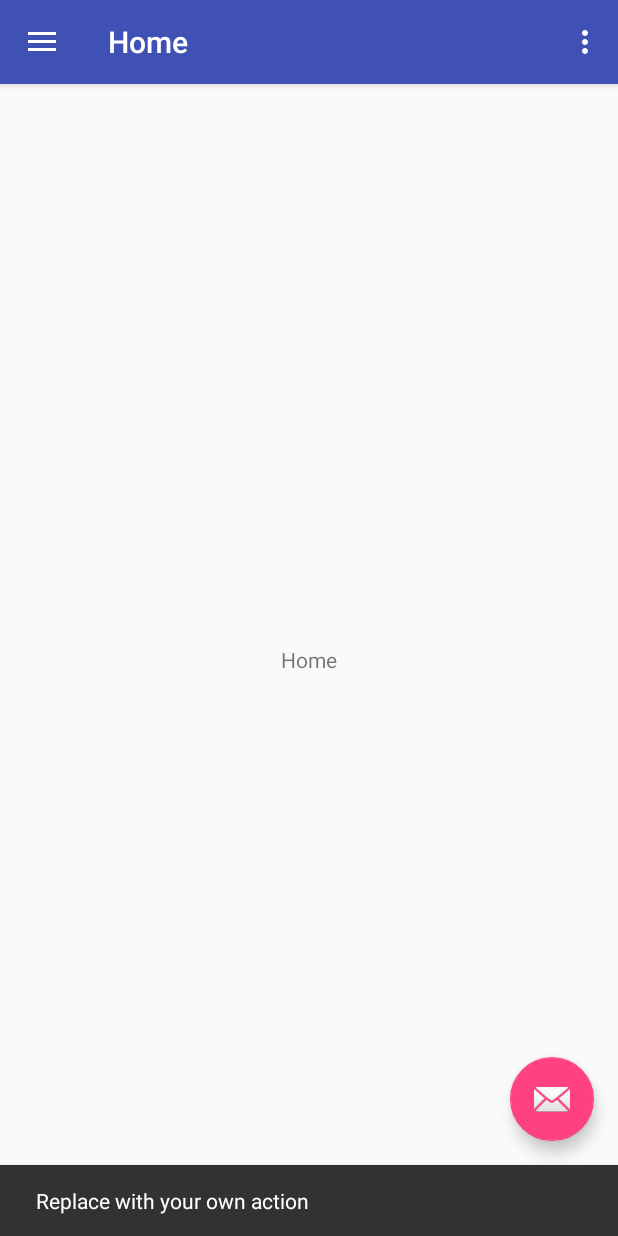
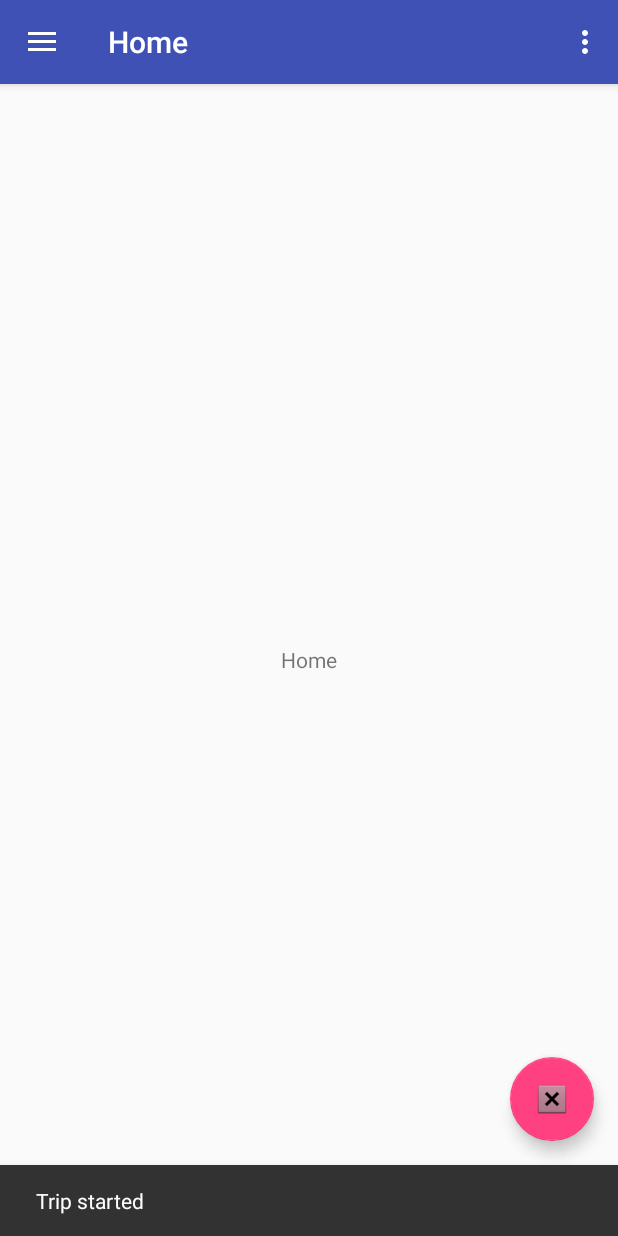
Before and after one commit to Emrehzl94/Gezi-Yorum-1, an Android app: the MainActivity screen opened directly, with no data from a screen before it, after a tap on an icon or button, on a phone screen of 412 x 824 dp. Run offline under Robolectric (Android 15) with nearby library versions, the phone set to English and light mode, and no system bars.

Commit message:
Location database created. Location info saved to database via service. Trip path can usable as PolylineOptions.

```diff
--- a/app/src/main/AndroidManifest.xml
+++ b/app/src/main/AndroidManifest.xml
@@ -24,7 +24,7 @@
             android:name=".MainActivity"
             android:label="@string/title_activity_main"
             android:theme="@style/AppTheme.NoActionBar" />
-        <activity android:name=".TimeLine"/>
+        <service android:name=".LocationSaveService"/>
 
         <meta-data
             android:name="com.google.android.geo.API_KEY"
--- a/app/src/main/java/com/example/murat/gezi_yorum/MainActivity.java
+++ b/app/src/main/java/com/example/murat/gezi_yorum/MainActivity.java
@@ -1,5 +1,8 @@
 package com.example.murat.gezi_yorum;
 
+import android.content.Context;
+import android.content.Intent;
+import android.content.SharedPreferences;
 import android.os.Bundle;
 import android.support.design.widget.FloatingActionButton;
 import android.support.design.widget.Snackbar;
@@ -15,24 +18,56 @@ import android.support.v7.widget.Toolbar;
 import android.view.Menu;
 import android.view.MenuItem;
 
+import com.example.murat.gezi_yorum.fragments.Home;
+import com.example.murat.gezi_yorum.fragments.Search;
+import com.example.murat.gezi_yorum.fragments.TimeLine;
+
 public class MainActivity extends AppCompatActivity implements NavigationView.OnNavigationItemSelectedListener {
-
+    private static final String TRIP_STATE = "tripState";
+    private static final boolean TRIP_STARTED = true;
+    private static final boolean TRIP_NOT_STARTED = false;
+    View.OnClickListener startTrip;
+    View.OnClickListener stopTrip;
     @Override
     protected void onCreate(Bundle savedInstanceState) {
         super.onCreate(savedInstanceState);
         setContentView(R.layout.activity_main);
         Toolbar toolbar = (Toolbar) findViewById(R.id.toolbar);
         setSupportActionBar(toolbar);
-
-        FloatingActionButton fab = (FloatingActionButton) findViewById(R.id.fab);
-        fab.setOnClickListener(new View.OnClickListener() {
+        SharedPreferences sharedPreferences = getPreferences(Context.MODE_PRIVATE);
+        final SharedPreferences.Editor editor = sharedPreferences.edit();
+        final FloatingActionButton fab = (FloatingActionButton) findViewById(R.id.fab);
+        startTrip = new View.OnClickListener() {
             @Override
-            public void onClick(View view) {
-                Snackbar.make(view, "Replace with your own action", Snackbar.LENGTH_LONG)
-                        .setAction("Action", null).show();
+            public void onClick(View v) {
+                Snackbar.make(v, "Trip started", Snackbar.LENGTH_LONG).show();
+                Intent intent = new Intent(MainActivity.this,LocationSaveService.class);
+                startService(intent);
+                editor.putBoolean(TRIP_STATE,TRIP_STARTED);
+                editor.apply();
+                fab.setImageResource(android.R.drawable.btn_dialog);
+                fab.setOnClickListener(stopTrip);
             }
-        });
-
+        };
+        stopTrip = new View.OnClickListener() {
+            @Override
+            public void onClick(View v) {
+                Snackbar.make(v, "Trip stopped", Snackbar.LENGTH_LONG).show();
+                Intent intent = new Intent(MainActivity.this,LocationSaveService.class);
+                stopService(intent);
+                editor.putBoolean(TRIP_STATE,TRIP_NOT_STARTED);
+                editor.apply();
+                fab.setImageResource(android.R.drawable.ic_dialog_map);
+                fab.setOnClickListener(startTrip);
+            }
+        };
+        if(!sharedPreferences.getBoolean(TRIP_STATE,false)){
+            fab.setOnClickListener(startTrip);
+            fab.setImageResource(android.R.drawable.ic_dialog_map);
+        }else {
+            fab.setImageResource(android.R.drawable.btn_dialog);
+            fab.setOnClickListener(stopTrip);
+        }
         DrawerLayout drawer = (DrawerLayout) findViewById(R.id.drawer_layout);
         ActionBarDrawerToggle toggle = new ActionBarDrawerToggle(
                 this, drawer, toolbar, R.string.navigation_drawer_open, R.string.navigation_drawer_close);
@@ -114,4 +149,5 @@ public class MainActivity extends AppCompatActivity implements NavigationView.On
     public void showSnackbarMessage(String message, int lenght){
         Snackbar.make(getCurrentFocus(),message,lenght).show();
     }
+
 }
--- a/app/src/main/java/com/example/murat/gezi_yorum/Element.java
+++ b/app/src/main/java/com/example/murat/gezi_yorum/fragments/Element.java
@@ -1,12 +1,13 @@
-package com.example.murat.gezi_yorum;
+package com.example.murat.gezi_yorum.fragments;
 
 import android.os.Bundle;
 import android.support.v4.app.Fragment;
 import android.view.LayoutInflater;
 import android.view.View;
 import android.view.ViewGroup;
-import android.widget.Button;
 import android.widget.TextView;
+
+import com.example.murat.gezi_yorum.R;
 
 /**
  * Created by murat on 24.10.2017.
--- a/app/src/main/java/com/example/murat/gezi_yorum/Home.java
+++ b/app/src/main/java/com/example/murat/gezi_yorum/fragments/Home.java
@@ -1,4 +1,4 @@
-package com.example.murat.gezi_yorum;
+package com.example.murat.gezi_yorum.fragments;
 
 import android.os.Bundle;
 import android.support.annotation.Nullable;
@@ -6,6 +6,8 @@ import android.support.v4.app.Fragment;
 import android.view.LayoutInflater;
 import android.view.View;
 import android.view.ViewGroup;
+
+import com.example.murat.gezi_yorum.R;
 
 /**
  * Created by murat on 10/22/17.
--- a/app/src/main/java/com/example/murat/gezi_yorum/Search.java
+++ b/app/src/main/java/com/example/murat/gezi_yorum/fragments/Search.java
@@ -1,4 +1,4 @@
-package com.example.murat.gezi_yorum;
+package com.example.murat.gezi_yorum.fragments;
 
 import android.os.Bundle;
 import android.support.annotation.Nullable;
@@ -6,6 +6,8 @@ import android.support.v4.app.Fragment;
 import android.view.LayoutInflater;
 import android.view.View;
 import android.view.ViewGroup;
+
+import com.example.murat.gezi_yorum.R;
 
 /**
  * Created by murat on 10/22/17.
--- a/app/src/main/java/com/example/murat/gezi_yorum/PagerAdapter.java
+++ b/app/src/main/java/com/example/murat/gezi_yorum/helpers/PagerAdapter.java
@@ -1,8 +1,10 @@
-package com.example.murat.gezi_yorum;
+package com.example.murat.gezi_yorum.helpers;
 
 import android.support.v4.app.Fragment;
 import android.support.v4.app.FragmentManager;
 import android.support.v4.app.FragmentPagerAdapter;
+
+import com.example.murat.gezi_yorum.fragments.Element;
 
 /**
  * Created by murat on 24.10.2017.
--- a/app/src/main/java/com/example/murat/gezi_yorum/CustomBottomSheetBehavior.java
+++ b/app/src/main/java/com/example/murat/gezi_yorum/utils/CustomBottomSheetBehavior.java
@@ -1,4 +1,4 @@
-package com.example.murat.gezi_yorum;
+package com.example.murat.gezi_yorum.utils;
 
 import android.animation.ArgbEvaluator;
 import android.animation.ValueAnimator;
@@ -35,6 +35,7 @@ import android.view.ViewParent;
 import android.widget.LinearLayout;
 import android.widget.TextView;
 
+import com.example.murat.gezi_yorum.R;
 import com.google.android.gms.maps.GoogleMap;
 
 import java.lang.annotation.Retention;
--- a/app/src/main/java/com/example/murat/gezi_yorum/MathUtils.java
+++ b/app/src/main/java/com/example/murat/gezi_yorum/utils/MathUtils.java
@@ -1,4 +1,4 @@
-package com.example.murat.gezi_yorum;
+package com.example.murat.gezi_yorum.utils;
 
 class MathUtils {
 
--- a/app/src/main/res/layout/app_bar_main.xml
+++ b/app/src/main/res/layout/app_bar_main.xml
@@ -28,6 +28,6 @@
         android:layout_height="wrap_content"
         android:layout_gravity="bottom|end"
         android:layout_margin="@dimen/fab_margin"
-        app:srcCompat="@android:drawable/ic_dialog_email" />
+        app:srcCompat="@android:drawable/btn_dialog" />
 
 </android.support.design.widget.CoordinatorLayout>
--- a/app/src/main/res/layout/timeline_fragment.xml
+++ b/app/src/main/res/layout/timeline_fragment.xml
@@ -25,7 +25,7 @@
         android:background="@android:color/white"
         android:layout_gravity="bottom"
         app:behavior_hideable="true"
-        app:layout_behavior="com.example.murat.gezi_yorum.CustomBottomSheetBehavior">
+        app:layout_behavior="com.example.murat.gezi_yorum.utils.CustomBottomSheetBehavior">
 
         <RelativeLayout
             android:layout_width="match_parent"
```
Also changed, not shown: app/src/main/java/com/example/murat/gezi_yorum/LocationSaveService.java (added, +88 -0 lines), app/src/main/java/com/example/murat/gezi_yorum/classes/mLocation.java (added, +36 -0 lines), app/src/main/java/com/example/murat/gezi_yorum/fragments/TimeLine.java (renamed from app/src/main/java/com/example/murat/gezi_yorum/TimeLine.java, +6 -4 lines), app/src/main/java/com/example/murat/gezi_yorum/helpers/LocationDbOpenHelper.java (added, +99 -0 lines).
